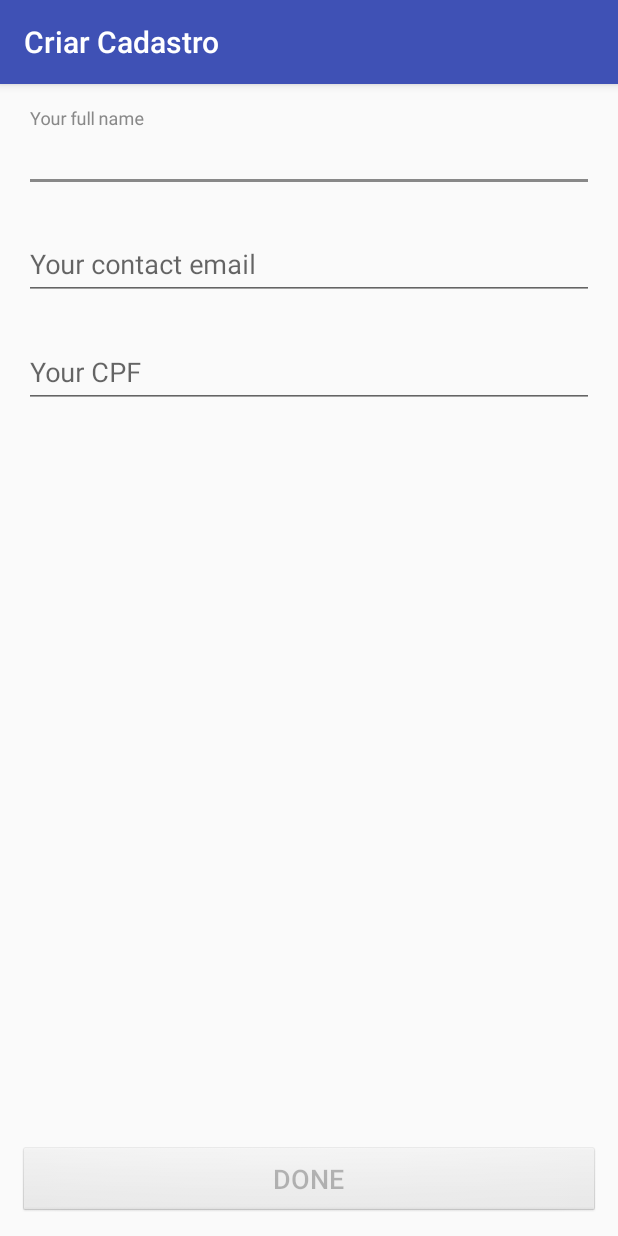
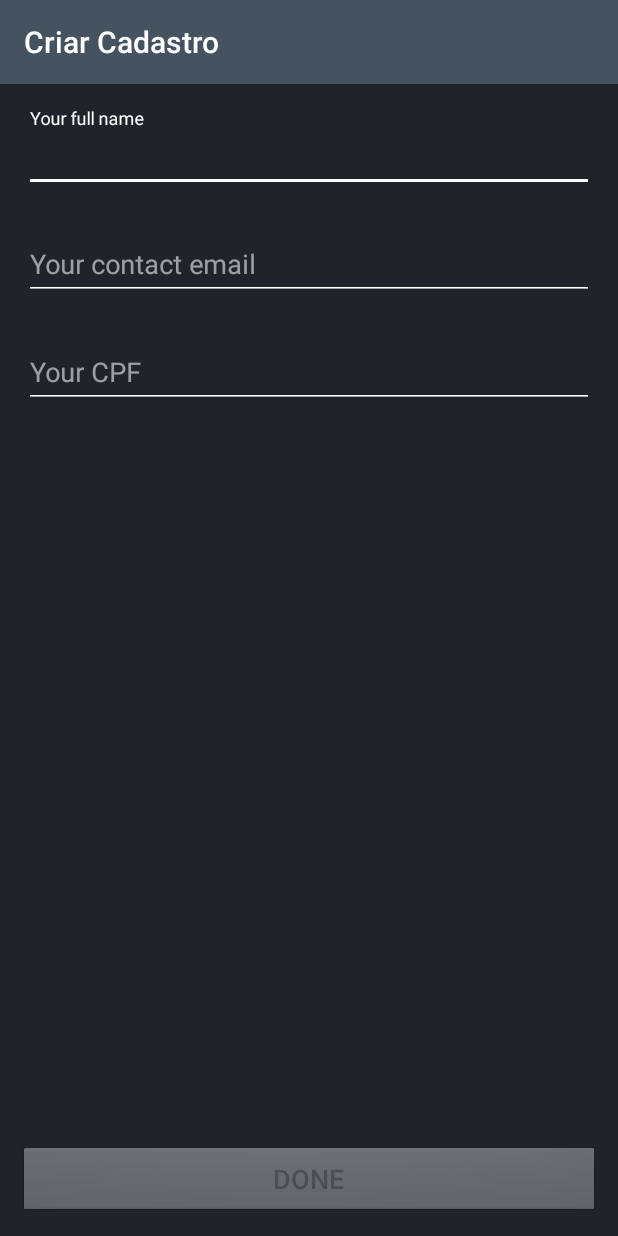
Before and after one commit to VictorGTdaCruz/DesafioBanking, an Android app: the screen it shows after launch (UserValidateInformationActivity), on a phone screen of 412 x 824 dp. Run offline under Robolectric (Android 15) with nearby library versions, the phone set to English and light mode, and no system bars.

Commit message:
:lipstick: Change color scheme

```diff
--- a/app/src/main/java/br/com/stone/desafiobanking/user/view/UserValidateInformationActivity.kt
+++ b/app/src/main/java/br/com/stone/desafiobanking/user/view/UserValidateInformationActivity.kt
@@ -3,6 +3,7 @@ package br.com.stone.desafiobanking.user.view
 import android.content.DialogInterface
 import android.support.v7.app.AppCompatActivity
 import android.os.Bundle
+import android.support.v4.content.ContextCompat
 import android.support.v7.app.AlertDialog
 import android.text.Editable
 import android.text.TextWatcher
@@ -136,11 +137,19 @@ class UserValidateInformationActivity : AppCompatActivity(), UserValidateInforma
     private fun btnConfirmOnClickListener(): View.OnClickListener{
         return View.OnClickListener {
             val builder = AlertDialog.Builder(this)
-            builder.setCancelable(false)
+            val dialog = builder.setCancelable(false)
                     .setTitle(getString(R.string.dialog_title))
                     .setMessage(getString(R.string.dialog_message))
                     .setPositiveButton(getString(R.string.dialog_button), btnDialogOnClickListener())
-                    .show()
+                    .create()
+
+            dialog.setOnShowListener(object: DialogInterface.OnShowListener {
+                override fun onShow(p0: DialogInterface?) {
+                    dialog.getButton(AlertDialog.BUTTON_POSITIVE).setTextColor(ContextCompat.getColor(this@UserValidateInformationActivity, R.color.colorPrimary))
+                }
+            })
+
+            dialog.show()
         }
     }
 
--- a/app/src/main/res/layout/activity_user_validate_information.xml
+++ b/app/src/main/res/layout/activity_user_validate_information.xml
@@ -14,13 +14,14 @@
         <android.support.design.widget.TextInputLayout
             android:layout_width="match_parent"
             android:layout_height="wrap_content"
-            style="@style/InputText"
-            android:hint="@string/user_name_hint">
+            style="@style/InputText" >
 
             <android.support.design.widget.TextInputEditText
                 android:id="@+id/edit_name"
                 android:layout_width="match_parent"
-                android:layout_height="wrap_content" />
+                android:layout_height="wrap_content"
+                style="@style/InputTextEditText"
+                android:hint="@string/user_name_hint" />
 
         </android.support.design.widget.TextInputLayout>
 
@@ -28,13 +29,13 @@
         <android.support.design.widget.TextInputLayout
             android:layout_width="match_parent"
             android:layout_height="wrap_content"
-            style="@style/InputText"
-            android:hint="@string/user_email_hint">
+            style="@style/InputText" >
 
             <android.support.design.widget.TextInputEditText
                 android:id="@+id/edit_email"
                 android:layout_width="match_parent"
-                android:layout_height="wrap_content" />
+                android:layout_height="wrap_content"
+                style="@style/InputTextEditText.Email" />
 
         </android.support.design.widget.TextInputLayout>
 
@@ -42,13 +43,13 @@
         <android.support.design.widget.TextInputLayout
             android:layout_width="match_parent"
             android:layout_height="wrap_content"
-            style="@style/InputText"
-            android:hint="@string/user_cpf_hint">
+            style="@style/InputText">
 
             <android.support.design.widget.TextInputEditText
                 android:id="@+id/edit_cpf"
                 android:layout_width="match_parent"
-                android:layout_height="wrap_content" />
+                android:layout_height="wrap_content"
+                style="@style/InputTextEditText.Cpf" />
 
         </android.support.design.widget.TextInputLayout>
 
--- a/app/src/main/res/values/colors.xml
+++ b/app/src/main/res/values/colors.xml
@@ -1,6 +1,9 @@
 <?xml version="1.0" encoding="utf-8"?>
 <resources>
-    <color name="colorPrimary">#3F51B5</color>
-    <color name="colorPrimaryDark">#303F9F</color>
-    <color name="colorAccent">#888888</color>
+    <color name="colorPrimary">#45525f</color>
+    <color name="colorPrimaryDark">#1F242B</color>
+    <color name="colorAccent">@color/white</color>
+
+    <color name="white">#ffffff</color>
+    <color name="grey">#90FFFFFF</color>
 </resources>
--- a/app/src/main/res/values/styles.xml
+++ b/app/src/main/res/values/styles.xml
@@ -6,20 +6,39 @@
         <item name="colorPrimary">@color/colorPrimary</item>
         <item name="colorPrimaryDark">@color/colorPrimaryDark</item>
         <item name="colorAccent">@color/colorAccent</item>
+        <item name="android:windowBackground">@color/colorPrimaryDark</item>
     </style>
 
     <style name="LayoutContent">
         <item name="android:layout_margin">@dimen/margin_medium</item>
     </style>
 
+    <!-- TextInput -->
     <style name="InputText" parent="Widget.Design.TextInputLayout">
         <item name="android:layout_marginBottom">@dimen/margin_medium</item>
+        <item name="android:textColorHint">@color/grey</item>
     </style>
+
+    <style name="InputTextEditText" >
+        <item name="android:backgroundTint">@color/white</item>
+        <item name="android:textColor">@color/white</item>
+    </style>
+
+    <style name="InputTextEditText.Email" parent="InputTextEditText">
+        <item name="android:inputType">textEmailAddress</item>
+        <item name="android:hint">@string/user_email_hint</item>
+    </style>
+
+    <style name="InputTextEditText.Cpf" parent="InputTextEditText">
+        <item name="android:inputType">number</item>
+        <item name="android:hint">@string/user_cpf_hint</item>
+    </style>
+
+    <!-- Button -->
 
     <style name="ButtonConfirm">
         <item name="android:layout_alignParentBottom">true</item>
         <item name="android:layout_margin">@dimen/margin_small</item>
-        <item name="android:colorBackground">@color/colorPrimaryDark</item>
         <item name="android:text">@string/button_confirm</item>
         <item name="android:textSize">@dimen/text_xlarge</item>
     </style>
```
